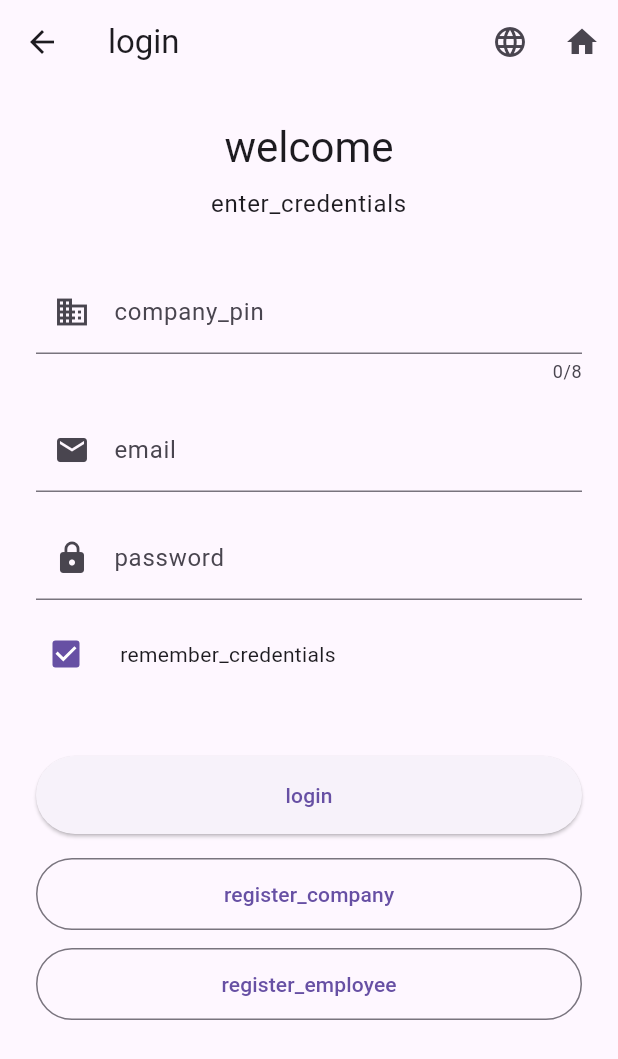
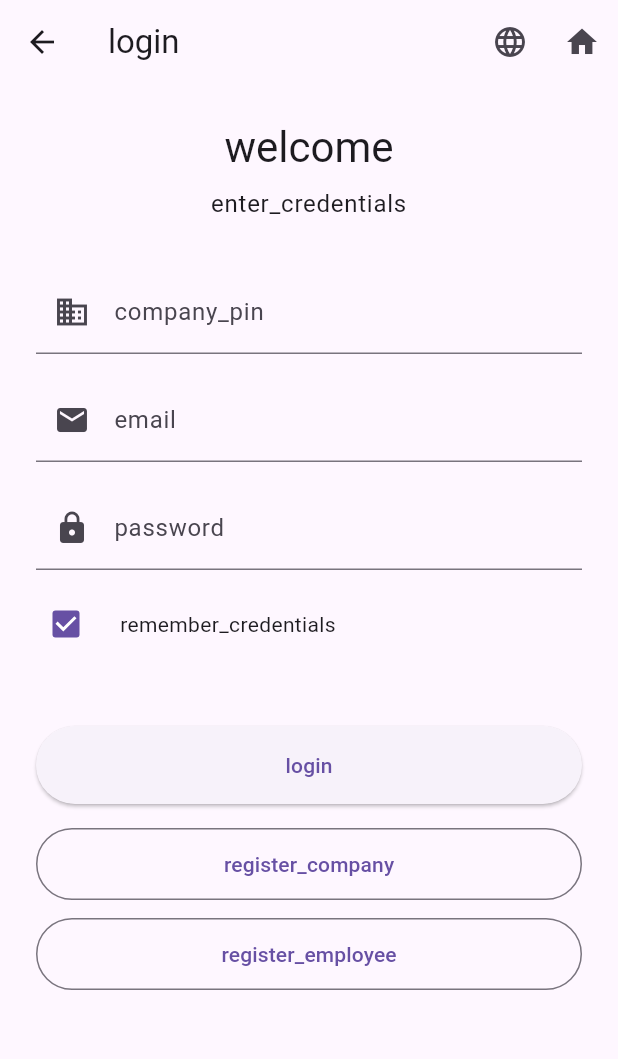
Before and after one commit to stasssercheff/restodocks, a Flutter app: the LoginScreen screen opened directly, on a phone screen of 412 x 824 dp. Shown: the top 1059 px of the screen. Run offline on Flutter 3.47's test engine with Material 3 defaults, Android fonts, the light colour scheme and no system bars; our stand-ins replace dropdown_search, equatable, file_picker, flutter_dotenv, flutter_secure_storage, go_router and 3 more; missing offline and left inert: bcrypt; accounts and stored records are empty.

```diff
--- a/restodocks_flutter/lib/screens/login_screen.dart
+++ b/restodocks_flutter/lib/screens/login_screen.dart
@@ -108,20 +108,22 @@ class _LoginScreenState extends State<LoginScreen> {
           labelText: loc.t('company_pin'),
           hintText: loc.t('enter_company_pin'),
           prefixIcon: const Icon(Icons.business),
+          counterText: '',
         ),
         keyboardType: TextInputType.text,
         textCapitalization: TextCapitalization.characters,
+        autocorrect: false,
+        enableSuggestions: false,
         maxLength: 8,
+        inputFormatters: [
+          FilteringTextInputFormatter.allow(RegExp(r'[A-Za-z0-9]')),
+          LengthLimitingTextInputFormatter(8),
+          _UpperCaseTextFormatter(),
+        ],
         validator: (value) {
           if (value == null || value.isEmpty) return loc.t('company_pin_required');
           if (value.length != 8) return loc.t('pin_must_be_8_chars');
           return null;
-        },
-        onChanged: (value) {
-          _companyPinController.text = value.toUpperCase();
-          _companyPinController.selection = TextSelection.fromPosition(
-            TextPosition(offset: _companyPinController.text.length),
-          );
         },
       ),
       const SizedBox(height: 16),
@@ -327,3 +329,17 @@ class _LoginScreenState extends State<LoginScreen> {
     }
   }
 }
+
+/// Форматтер: ввод только заглавными
+class _UpperCaseTextFormatter extends TextInputFormatter {
+  @override
+  TextEditingValue formatEditUpdate(
+    TextEditingValue oldValue,
+    TextEditingValue newValue,
+  ) {
+    return TextEditingValue(
+      text: newValue.text.toUpperCase(),
+      selection: newValue.selection,
+    );
+  }
+}
```
